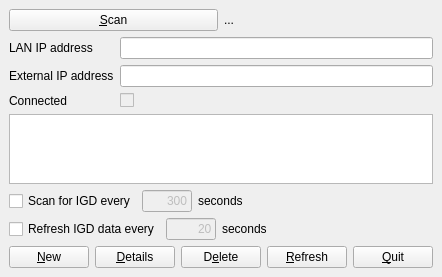
brain0/igdgui, file igdgui.ui: the form before one commit.
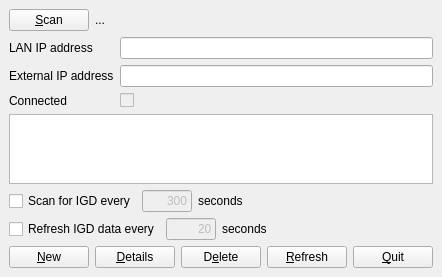
The form after the commit.

Commit message: Make "Scan" button in main window narrower

```diff
--- a/igdgui.ui
+++ b/igdgui.ui
@@ -31,6 +31,19 @@
         </property>
        </widget>
       </item>
+      <item>
+       <spacer name="horizontalSpacer">
+        <property name="orientation">
+         <enum>Qt::Horizontal</enum>
+        </property>
+        <property name="sizeHint" stdset="0">
+         <size>
+          <width>40</width>
+          <height>20</height>
+         </size>
+        </property>
+       </spacer>
+      </item>
      </layout>
     </item>
     <item>
```
